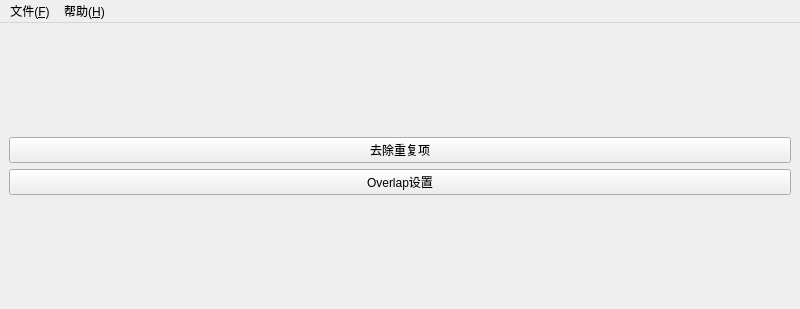
The window that src/mainwindow.ui (shine5402/KiraOtoToolbox) describes before a commit, drawn with Qt 5.
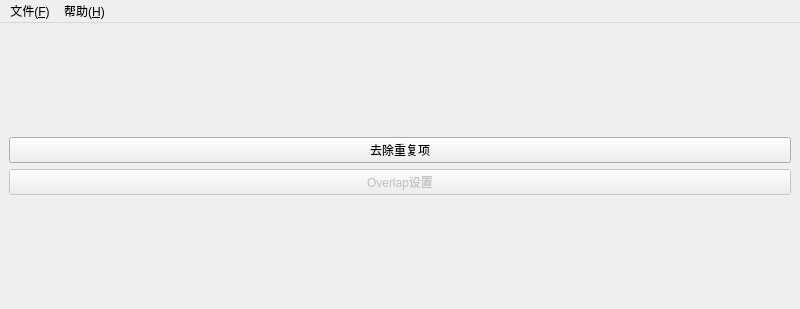
The same window after the commit.

What changed in the file:
```diff
--- a/src/mainwindow.ui
+++ b/src/mainwindow.ui
@@ -37,6 +37,9 @@
     </item>
     <item>
      <widget class="QPushButton" name="pushButton">
+      <property name="enabled">
+       <bool>false</bool>
+      </property>
       <property name="text">
        <string>Overlap设置</string>
       </property>
```
